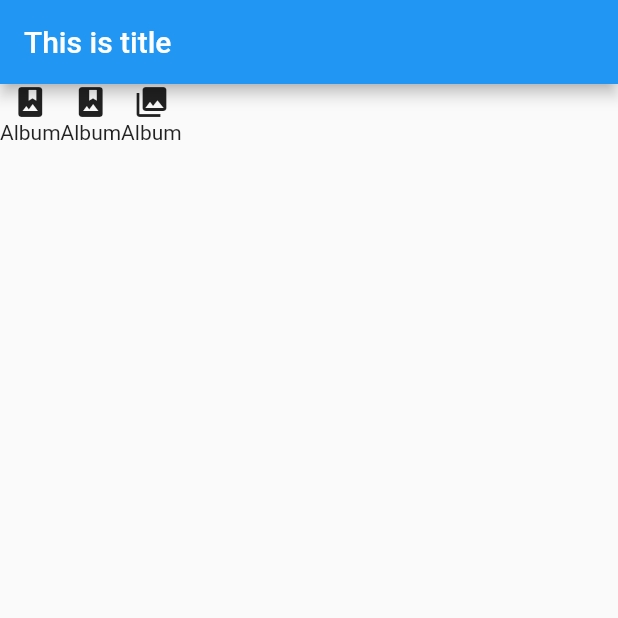
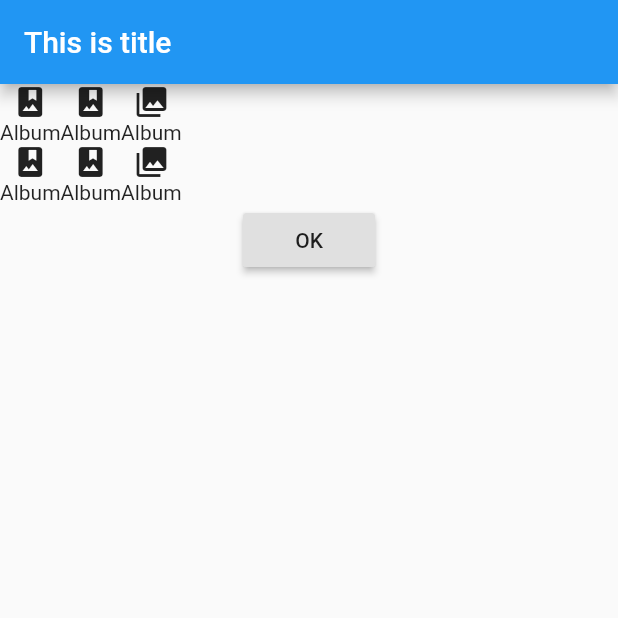
Before and after one commit to samtarmizi/flutter-firstapp, a Flutter app: the screen it shows after launch, on a phone screen of 412 x 824 dp, the top half of it. Run offline on Flutter 3.47's test engine with Material 2 defaults, Android fonts, the phone set to English and light mode, and no system bars.

Commit message:
Add button

```diff
--- a/lib/main.dart
+++ b/lib/main.dart
@@ -11,7 +11,18 @@ class MyApp extends StatelessWidget {
         appBar: AppBar(
           title: Text('This is title'),
         ),
-        body: IconWidget()
+        body: Column(
+          children: <Widget>[
+            IconWidget(),
+            IconWidget(),
+            RaisedButton(
+              child: Text('OK'),
+              onPressed: (){
+                //our codes
+              },
+            )
+          ],
+        )
       ),
     );
   }
```
